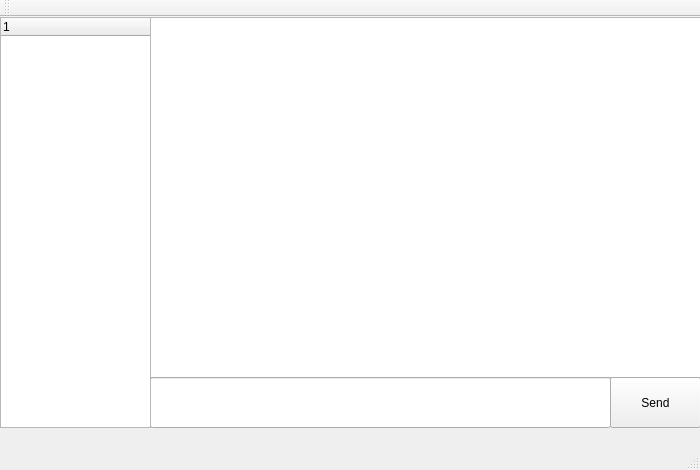
Above: client/chatwindow.ui from 1337hunter/irc before the change. Below: the same form after it.
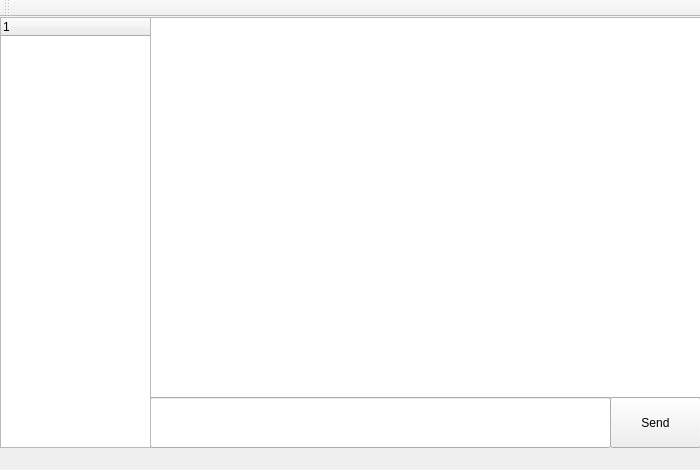
That is the form after the change.

The edit to the form file:
```diff
--- a/client/chatwindow.ui
+++ b/client/chatwindow.ui
@@ -2,6 +2,9 @@
 <ui version="4.0">
  <class>ChatWindow</class>
  <widget class="QMainWindow" name="ChatWindow">
+  <property name="enabled">
+   <bool>true</bool>
+  </property>
   <property name="geometry">
    <rect>
     <x>0</x>
@@ -44,7 +47,7 @@
       <x>150</x>
       <y>0</y>
       <width>561</width>
-      <height>361</height>
+      <height>381</height>
      </rect>
     </property>
    </widget>
@@ -52,7 +55,7 @@
     <property name="geometry">
      <rect>
       <x>150</x>
-      <y>360</y>
+      <y>380</y>
       <width>461</width>
       <height>51</height>
      </rect>
@@ -62,7 +65,7 @@
     <property name="geometry">
      <rect>
       <x>610</x>
-      <y>360</y>
+      <y>380</y>
       <width>91</width>
       <height>51</height>
      </rect>
@@ -77,7 +80,7 @@
       <x>0</x>
       <y>0</y>
       <width>151</width>
-      <height>411</height>
+      <height>431</height>
      </rect>
     </property>
     <column>
@@ -97,7 +100,6 @@
     </rect>
    </property>
   </widget>
-  <widget class="QStatusBar" name="statusbar"/>
   <widget class="QToolBar" name="toolBar">
    <property name="windowTitle">
     <string>toolBar</string>
```
